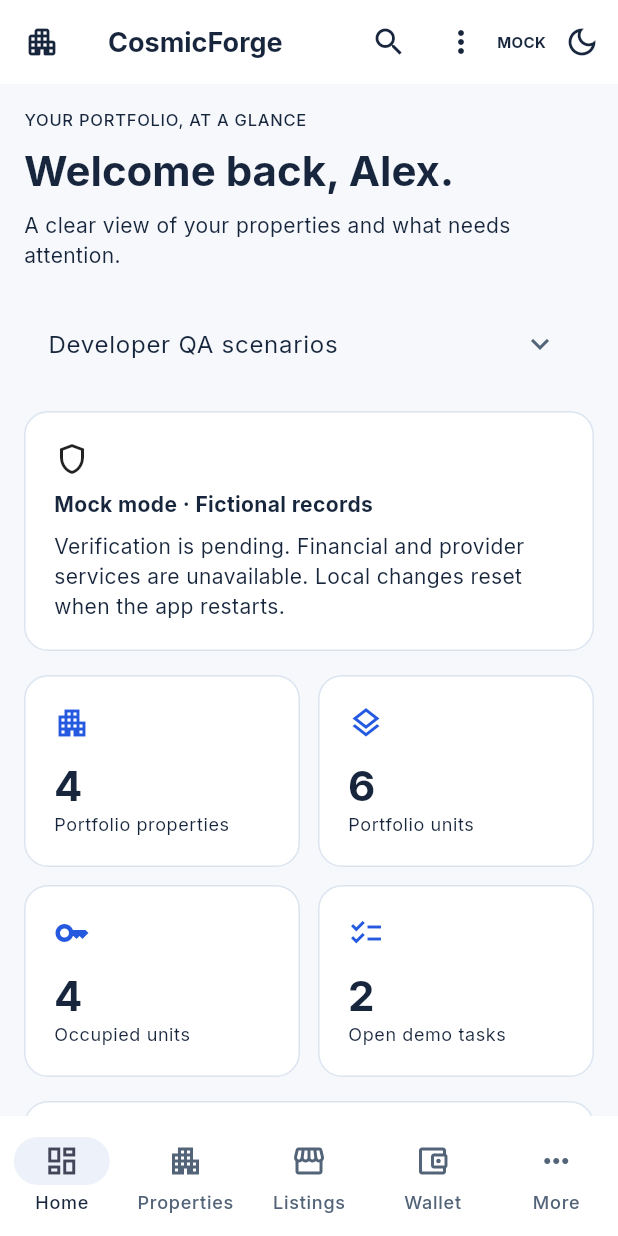
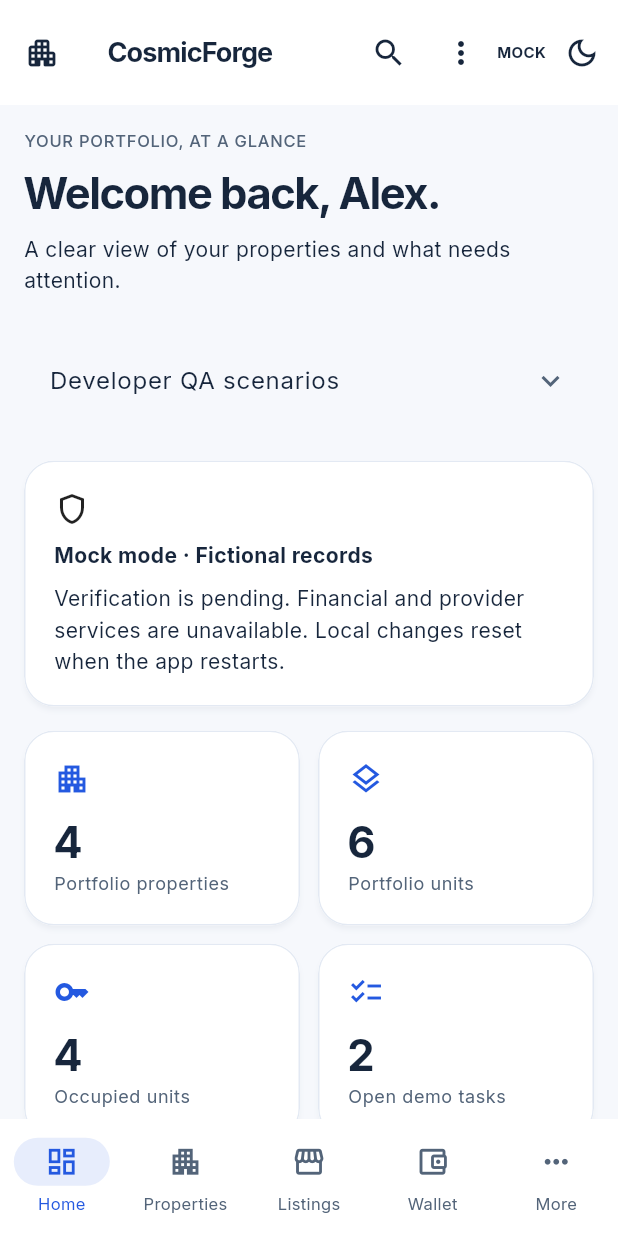
Before and after one commit to CosmicforgeHealthnet/cosmicforge-realestate, a Flutter app: the screen it shows after launch, on a phone screen of 412 x 824 dp. Run offline on Flutter 3.47's test engine with Material 3 defaults, Android fonts, the phone set to English and light mode, and no system bars; our stand-ins replace file_picker, flutter_riverpod, go_router; statements that could not run were skipped; project files that could hold a hidden picture were left out.

Commit message:
design(owner-flutter): elevate native typography, controls, cards and navigation

```diff
--- a/apps/individual-owner/mobile/lib/core/theme/owner_theme.dart
+++ b/apps/individual-owner/mobile/lib/core/theme/owner_theme.dart
@@ -13,65 +13,197 @@ class ThemeController extends Notifier<ThemeMode> {
       state = current == Brightness.dark ? ThemeMode.light : ThemeMode.dark;
 }
 
+/// Sapphire Atelier — native owner interface.
+/// Theme values derive from the shared, generated DesignTokens; no visual
+/// decoration changes the repository, consent, or financial state machines.
 ThemeData ownerTheme(Brightness brightness) {
   final dark = brightness == Brightness.dark;
   final canvas = dark ? DesignTokens.darkCanvas : DesignTokens.lightCanvas;
   final card = dark ? DesignTokens.darkCard : DesignTokens.lightCard;
+  final subtle = dark ? DesignTokens.darkSubtle : DesignTokens.lightSubtle;
   final text = dark ? DesignTokens.darkText : DesignTokens.lightText;
+  final muted = dark ? DesignTokens.darkMuted : DesignTokens.lightMuted;
   final border = dark ? DesignTokens.darkBorder : DesignTokens.lightBorder;
-  final scheme =
-      ColorScheme.fromSeed(
+  final action = dark ? DesignTokens.darkAction : DesignTokens.lightAction;
+  final scheme = ColorScheme.fromSeed(
     seedColor: DesignTokens.lightAction,
     brightness: brightness,
   ).copyWith(
-        primary: dark ? DesignTokens.darkAction : DesignTokens.lightAction,
-        onPrimary: dark
-            ? DesignTokens.darkOnAction
-            : DesignTokens.lightOnAction,
+    primary: action,
+    onPrimary: dark ? DesignTokens.darkOnAction : DesignTokens.lightOnAction,
     surface: card,
     onSurface: text,
-        onSurfaceVariant: dark
-            ? DesignTokens.darkMuted
-            : DesignTokens.lightMuted,
+    surfaceContainerLowest: canvas,
+    surfaceContainerLow: canvas,
+    surfaceContainer: subtle,
+    onSurfaceVariant: muted,
+    outline: border,
     outlineVariant: border,
     error: dark ? DesignTokens.darkDanger : DesignTokens.lightDanger,
+  );
+  const inputRadius = 13.0;
+  const cardRadius = 20.0;
+  const buttonRadius = 13.0;
+  final cardShape = RoundedRectangleBorder(
+    borderRadius: BorderRadius.circular(cardRadius),
+    side: BorderSide(color: border.withValues(alpha: dark ? 0.72 : 0.8)),
+  );
+  final inputShape = OutlineInputBorder(
+    borderRadius: BorderRadius.circular(inputRadius),
+    borderSide: BorderSide(color: border),
+  );
+  final buttonShape = RoundedRectangleBorder(
+    borderRadius: BorderRadius.circular(buttonRadius),
+  );
+  final focusShape = OutlineInputBorder(
+    borderRadius: BorderRadius.circular(inputRadius),
+    borderSide: BorderSide(color: action, width: 1.7),
   );
   return ThemeData(
     fontFamily: 'Inter',
     useMaterial3: true,
     colorScheme: scheme,
     scaffoldBackgroundColor: canvas,
+    splashFactory: InkRipple.splashFactory,
+    visualDensity: VisualDensity.standard,
     appBarTheme: AppBarTheme(
       backgroundColor: card,
       foregroundColor: text,
+      surfaceTintColor: Colors.transparent,
+      elevation: 0,
+      scrolledUnderElevation: 0,
       centerTitle: false,
-      scrolledUnderElevation: 0,
+      toolbarHeight: 70,
+      titleTextStyle: TextStyle(
+        color: text,
+        fontFamily: 'Inter',
+        fontSize: 19,
+        fontWeight: FontWeight.w750,
+        letterSpacing: -0.6,
+      ),
+    ),
+    textTheme: TextTheme(
+      headlineLarge: TextStyle(
+        color: text, fontSize: 36, fontWeight: FontWeight.w750, letterSpacing: -1.3,
+      ),
+      headlineMedium: TextStyle(
+        color: text, fontSize: 29, fontWeight: FontWeight.w750, letterSpacing: -1,
+      ),
+      headlineSmall: TextStyle(
+        color: text, fontSize: 24, fontWeight: FontWeight.w720, letterSpacing: -0.8,
+      ),
+      titleLarge: TextStyle(
+        color: text, fontSize: 20, fontWeight: FontWeight.w720, letterSpacing: -0.5,
+      ),
+      titleMedium: TextStyle(
+        color: text, fontSize: 16, fontWeight: FontWeight.w700, letterSpacing: -0.3,
+      ),
+      titleSmall: TextStyle(
+        color: text, fontSize: 14, fontWeight: FontWeight.w680,
+      ),
+      bodyLarge: TextStyle(color: text, fontSize: 16, height: 1.55),
+      bodyMedium: TextStyle(color: text, fontSize: 14, height: 1.5),
+      bodySmall: TextStyle(color: muted, fontSize: 12, height: 1.45),
+      labelLarge: TextStyle(color: text, fontSize: 14, fontWeight: FontWeight.w700),
+      labelMedium: TextStyle(color: muted, fontSize: 12, fontWeight: FontWeight.w660),
+      labelSmall: TextStyle(color: muted, fontSize: 11, fontWeight: FontWeight.w680),
     ),
     cardTheme: CardThemeData(
       color: card,
-      elevation: 0,
+      surfaceTintColor: Colors.transparent,
+      elevation: dark ? 2 : 1.5,
+      shadowColor: dark ? Colors.black.withValues(alpha: 0.20) : const Color(0x183A5887),
       margin: EdgeInsets.zero,
-      shape: RoundedRectangleBorder(
-        borderRadius: BorderRadius.circular(DesignTokens.cardRadius),
-        side: BorderSide(color: border),
-      ),
+      shape: cardShape,
+      clipBehavior: Clip.antiAlias,
     ),
     inputDecorationTheme: InputDecorationTheme(
-      border: OutlineInputBorder(
-        borderRadius: BorderRadius.circular(DesignTokens.controlRadius),
-      ),
+      filled: true,
+      fillColor: card,
+      contentPadding: const EdgeInsets.symmetric(horizontal: 17, vertical: 17),
+      border: inputShape,
+      enabledBorder: inputShape,
+      focusedBorder: focusShape,
+      errorBorder: inputShape.copyWith(borderSide: BorderSide(color: scheme.error)),
+      focusedErrorBorder: focusShape.copyWith(borderSide: BorderSide(color: scheme.error, width: 1.7)),
+      floatingLabelStyle: TextStyle(color: action, fontWeight: FontWeight.w700),
+      hintStyle: TextStyle(color: muted),
     ),
     navigationBarTheme: NavigationBarThemeData(
+      height: 78,
       backgroundColor: card,
-      indicatorColor: dark ? DesignTokens.darkSubtle : DesignTokens.lightSubtle,
+      elevation: 7,
+      shadowColor: dark ? Colors.black26 : const Color(0x183A5887),
+      indicatorColor: action.withValues(alpha: dark ? 0.24 : 0.11),
+      iconTheme: WidgetStateProperty.resolveWith((states) => IconThemeData(
+        size: 23,
+        color: states.contains(WidgetState.selected) ? action : muted,
+      )),
+      labelTextStyle: WidgetStateProperty.resolveWith((states) => TextStyle(
+        fontFamily: 'Inter',
+        fontSize: 11,
+        fontWeight: states.contains(WidgetState.selected) ? FontWeight.w750 : FontWeight.w600,
+        color: states.contains(WidgetState.selected) ? action : muted,
+      )),
     ),
     filledButtonTheme: FilledButtonThemeData(
       style: FilledButton.styleFrom(
-        minimumSize: const Size(44, 44),
-        shape: RoundedRectangleBorder(
-          borderRadius: BorderRadius.circular(DesignTokens.controlRadius),
+        minimumSize: const Size(44, 48),
+        padding: const EdgeInsets.symmetric(horizontal: 19, vertical: 13),
+        shape: buttonShape,
+        textStyle: const TextStyle(
+          fontFamily: 'Inter', fontSize: 13, fontWeight: FontWeight.w740,
+        ),
+        elevation: 0,
       ),
     ),
+    outlinedButtonTheme: OutlinedButtonThemeData(
+      style: OutlinedButton.styleFrom(
+        minimumSize: const Size(44, 48),
+        padding: const EdgeInsets.symmetric(horizontal: 17, vertical: 13),
+        shape: buttonShape,
+        side: BorderSide(color: border),
+        textStyle: const TextStyle(fontFamily: 'Inter', fontWeight: FontWeight.w690),
+      ),
+    ),
+    textButtonTheme: TextButtonThemeData(
+      style: TextButton.styleFrom(
+        minimumSize: const Size(44, 44),
+        shape: buttonShape,
+        textStyle: const TextStyle(fontFamily: 'Inter', fontWeight: FontWeight.w690),
+      ),
+    ),
+    chipTheme: ChipThemeData(
+      backgroundColor: subtle,
+      selectedColor: action.withValues(alpha: 0.12),
+      side: BorderSide(color: border),
+      shape: RoundedRectangleBorder(borderRadius: BorderRadius.circular(10)),
+      labelStyle: TextStyle(color: text, fontSize: 12, fontWeight: FontWeight.w700),
+      padding: const EdgeInsets.symmetric(horizontal: 8, vertical: 6),
+    ),
+    listTileTheme: ListTileThemeData(
+      shape: RoundedRectangleBorder(borderRadius: BorderRadius.circular(13)),
+      iconColor: action,
+      contentPadding: const EdgeInsets.symmetric(horizontal: 17, vertical: 8),
+    ),
+    dividerTheme: DividerThemeData(color: border, thickness: 0.8, space: 20),
+    dialogTheme: DialogThemeData(
+      backgroundColor: card,
+      surfaceTintColor: Colors.transparent,
+      shape: RoundedRectangleBorder(borderRadius: BorderRadius.circular(23)),
+    ),
+    bottomSheetTheme: BottomSheetThemeData(
+      backgroundColor: card,
+      surfaceTintColor: Colors.transparent,
+      shape: const RoundedRectangleBorder(
+        borderRadius: BorderRadius.vertical(top: Radius.circular(24)),
+      ),
+    ),
+    snackBarTheme: SnackBarThemeData(
+      behavior: SnackBarBehavior.floating,
+      backgroundColor: dark ? DesignTokens.darkSubtle : DesignTokens.lightText,
+      contentTextStyle: const TextStyle(color: Colors.white, fontFamily: 'Inter'),
+      shape: RoundedRectangleBorder(borderRadius: BorderRadius.circular(13)),
     ),
   );
 }
```
Lines whose indentation alone changed are shown as unchanged.
